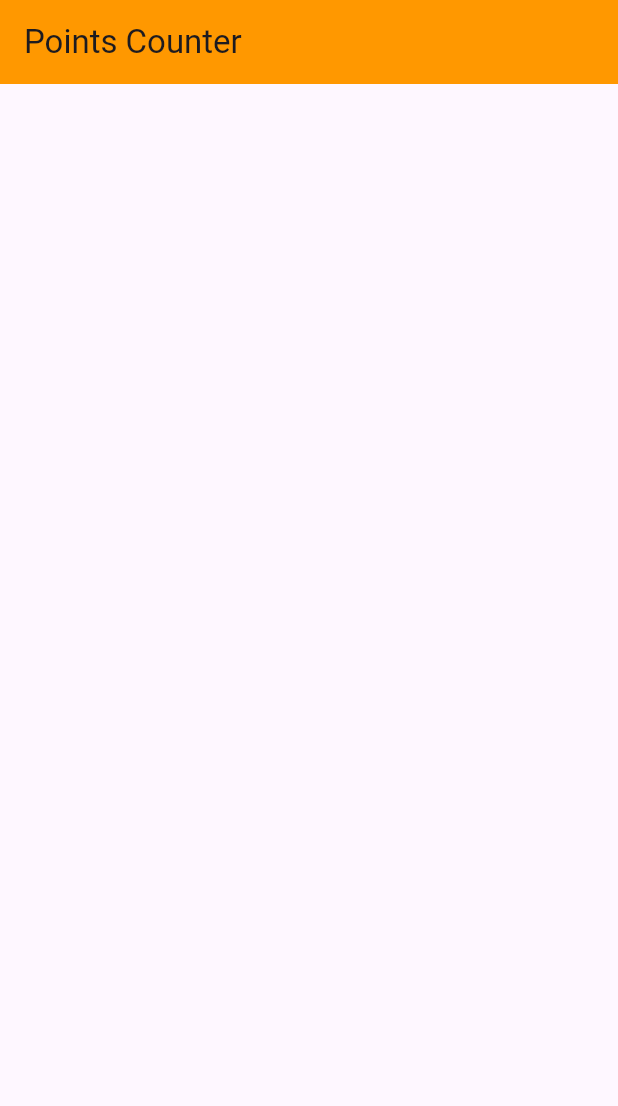
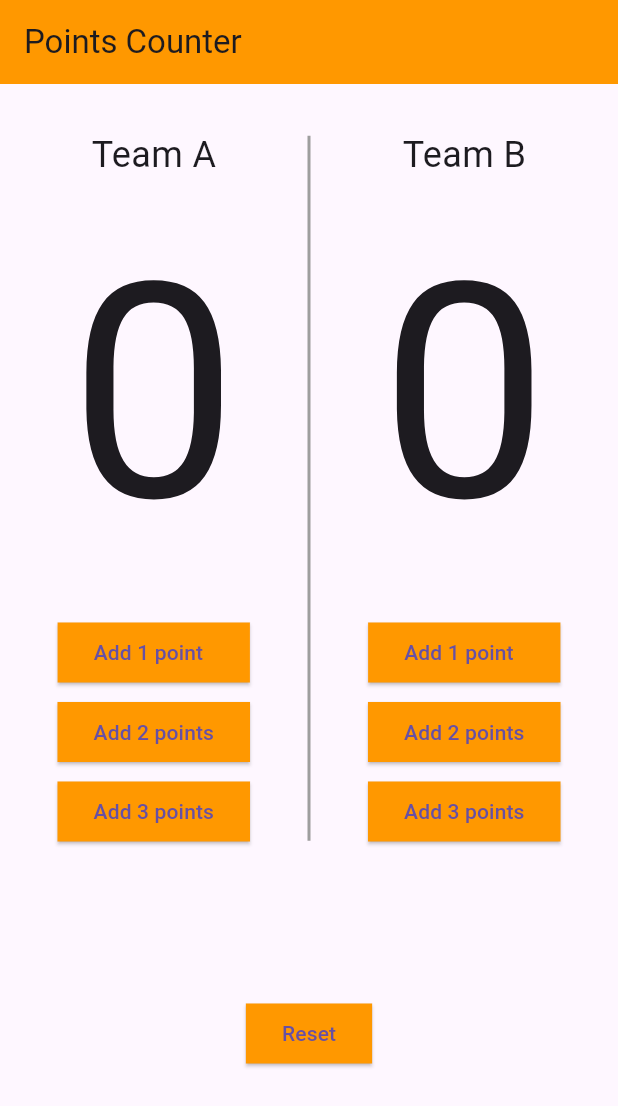
Before and after one commit to Elkhawaga9/basketball_points_counter, a Flutter app: the screen it shows after launch, on a phone screen of 412 x 824 dp. Shown: the top 1106 px of the screen. Run offline on Flutter 3.47's test engine with Material 3 defaults, Android fonts, the phone set to English and light mode, and no system bars.

Commit message:
ui from elkhawaga

```diff
--- a/lib/main.dart
+++ b/lib/main.dart
@@ -12,6 +12,7 @@ class MyApp extends StatelessWidget {
   @override
   Widget build(BuildContext context) {
     return const MaterialApp(
+      debugShowCheckedModeBanner: false,
       home: Homescreen(),
     );
   }
--- a/lib/ui/HomeScreen.dart
+++ b/lib/ui/HomeScreen.dart
@@ -8,11 +8,119 @@ class Homescreen extends StatefulWidget {
 }
 
 class HomescreenState extends State<Homescreen> {
+  // Variables to store the scores for both teams
+  int teamAScore = 0;
+  int teamBScore = 0;
+
+  // Functions to update scores
+  void addPointsToTeamA(int points) {
+    setState(() {
+      teamAScore += points;
+    });
+  }
+
+  void addPointsToTeamB(int points) {
+    setState(() {
+      teamBScore += points;
+    });
+  }
+
+  ElevatedButton _buildButton(String label,String team,int points){
+    return ElevatedButton(
+      onPressed: () {
+        if (team=='Team A') addPointsToTeamA(points);
+        else addPointsToTeamB(points);
+      },
+      child: Text(label),
+      style: ElevatedButton.styleFrom(
+        //fixedSize: Size(20, 30),
+        backgroundColor: Colors.orange,
+        shape: const RoundedRectangleBorder(
+          borderRadius: BorderRadius.zero, // Makes the button rectangular
+        ),
+      ),
+    );
+  }
+
+  // Function to reset scores
+  void resetScores() {
+    setState(() {
+      teamAScore = 0;
+      teamBScore = 0;
+    });
+  }
+
   @override
   Widget build(BuildContext context) {
     return Scaffold(
-      appBar: AppBar(title: const Text('Points Counter'),backgroundColor: Colors.orange,),
+      appBar: AppBar(
+        title: const Text('Points Counter'),
+        backgroundColor: Colors.orange,
+      ),
+      body: Column(
+        children: [
+          SizedBox(height: 30,),
+          Row(
+            mainAxisAlignment: MainAxisAlignment.spaceEvenly,
+            children: [
+              Column(
+                children: [
+                  const Text(
+                    'Team A',
+                    style: TextStyle(fontSize: 24),
+                  ),
+                  Text(
+                    '$teamAScore',
+                    style: const TextStyle(fontSize: 200),
+                  ),
+                  SizedBox(height: 5,),
+                  _buildButton('Add 1 point  ', 'Team A', 1),
+                  SizedBox(height: 5,),
+                  _buildButton('Add 2 points', 'Team A', 2),
+                  SizedBox(height: 5,),
+                  _buildButton('Add 3 points', 'Team A', 3),
 
+                ],
+              ),
+              Container(
+                width: 2, // Thickness of the line
+                height: 470, // Adjust the height of the line
+                color: Colors.grey, // Color of the line
+              ),
+              Column(
+                children: [
+                  const Text(
+                    'Team B',
+                    style: TextStyle(fontSize: 24),
+                  ),
+                  Text(
+                    '$teamBScore',
+                    style: const TextStyle(fontSize: 200),
+                  ),
+                  SizedBox(height: 5,),
+                  _buildButton('Add 1 point  ', 'Team B', 1),
+                  SizedBox(height: 5,),
+                  _buildButton('Add 2 points', 'Team B', 2),
+                  SizedBox(height: 5,),
+                  _buildButton('Add 3 points', 'Team B', 3),
+
+                ],
+              ),
+            ],
+          ),
+          const SizedBox(height: 100),
+          ElevatedButton(
+            onPressed: resetScores,
+            style: ElevatedButton.styleFrom(
+              backgroundColor: Colors.orange,
+              shape: const RoundedRectangleBorder(
+                borderRadius: BorderRadius.zero, // Rectangular shape
+              ),
+            ),
+            child: const Text('Reset'),
+          ),
+        ],
+      ),
     );
   }
 }
```
